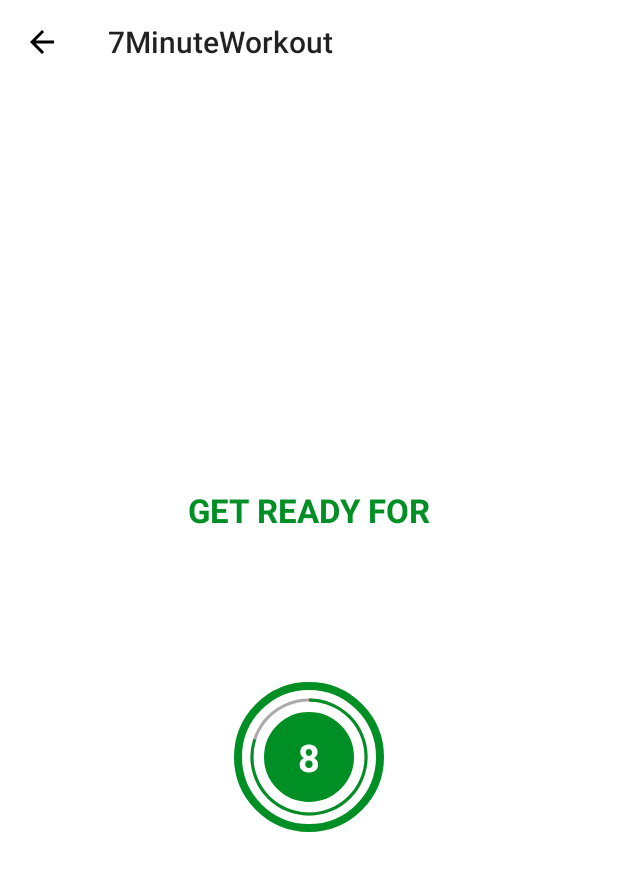
After one commit to a-valitov/SevenMinuteWorkout, an Android app: the ExerciseActivity screen opened directly, with no data from a screen before it, on a phone screen of 412 x 824 dp. The commit adds this screen. Shown: the top 871 px of the screen. Run offline under Robolectric (Android 15) with nearby library versions, the phone set to English and light mode, and no system bars.

Commit message:
Exercise activity + starting countdown realized

```diff
--- a/app/src/main/AndroidManifest.xml
+++ b/app/src/main/AndroidManifest.xml
@@ -9,10 +9,14 @@
         android:roundIcon="@mipmap/ic_launcher_round"
         android:supportsRtl="true"
         android:theme="@style/Theme.7MinuteWorkout">
-        <activity android:name=".MainActivity"
+        <activity android:name=".ExerciseActivity"
             android:screenOrientation="portrait"
             android:theme="@style/Theme.AppCompat.Light.NoActionBar"
-            >
+            ></activity>
+        <activity
+            android:name=".MainActivity"
+            android:screenOrientation="portrait"
+            android:theme="@style/Theme.AppCompat.Light.NoActionBar">
             <intent-filter>
                 <action android:name="android.intent.action.MAIN" />
 
--- /dev/null
+++ b/app/src/main/java/com/avalitov/a7minuteworkout/ExerciseActivity.kt
@@ -0,0 +1,74 @@
+package com.avalitov.a7minuteworkout
+
+import androidx.appcompat.app.AppCompatActivity
+import android.os.Bundle
+import android.os.CountDownTimer
+import android.widget.ProgressBar
+import android.widget.TextView
+import android.widget.Toast
+import android.widget.Toolbar
+
+lateinit var toolbarExerciseActivity : androidx.appcompat.widget.Toolbar
+lateinit var tvTimer : TextView
+
+class ExerciseActivity : AppCompatActivity() {
+
+    private var restTimer: CountDownTimer? = null
+    private var restProgress = 0
+
+
+    override fun onCreate(savedInstanceState: Bundle?) {
+        super.onCreate(savedInstanceState)
+        setContentView(R.layout.activity_exercise)
+
+        toolbarExerciseActivity = findViewById(R.id.toolbar_exercise_activity)
+        tvTimer = findViewById(R.id.tv_timer)
+
+        setSupportActionBar(toolbarExerciseActivity)
+        val actionbar = supportActionBar
+        actionbar?.setDisplayHomeAsUpEnabled(true)
+
+        toolbarExerciseActivity.setNavigationOnClickListener{
+            onBackPressed()
+        }
+
+        setupRestView()
+    }
+
+    override fun onDestroy() {
+        if(restTimer != null) {
+            restTimer!!.cancel()
+            restProgress = 0
+        }
+        super.onDestroy()
+    }
+
+    private fun setRestProgressBar(){
+        var progressBar : ProgressBar = findViewById(R.id.progressBar)
+        progressBar.progress = restProgress
+
+        restTimer = object: CountDownTimer(10000, 1000){
+            override fun onTick(millisUntilFinished: Long) {
+                restProgress++
+                progressBar.progress = 10 - restProgress
+                tvTimer.text = (10 - restProgress).toString()
+            }
+            override fun onFinish() {
+                Toast.makeText(
+                    this@ExerciseActivity,
+                    "Here now we will start the exercise.",
+                    Toast.LENGTH_SHORT
+                ).show()
+            }
+        }.start()
+    }
+
+    private fun setupRestView(){
+        if(restTimer != null){
+            restTimer!!.cancel()
+            restProgress = 0
+        }
+
+        setRestProgressBar()
+    }
+}
--- a/app/src/main/java/com/avalitov/a7minuteworkout/MainActivity.kt
+++ b/app/src/main/java/com/avalitov/a7minuteworkout/MainActivity.kt
@@ -1,5 +1,6 @@
 package com.avalitov.a7minuteworkout
 
+import android.content.Intent
 import androidx.appcompat.app.AppCompatActivity
 import android.os.Bundle
 import android.widget.LinearLayout
@@ -15,7 +16,9 @@
         llStart = findViewById(R.id.ll_start)
 
         llStart.setOnClickListener() {
-            Toast.makeText(this, "Here we will start the excercise", Toast.LENGTH_SHORT).show()
+            //Toast.makeText(this, "Here we will start the exercise", Toast.LENGTH_SHORT).show()
+            val intent = Intent(this, ExerciseActivity::class.java)
+            startActivity(intent)
         }
     }
 }
--- /dev/null
+++ b/app/src/main/res/drawable/circular_progress_bar.xml
@@ -0,0 +1,11 @@
+<?xml version="1.0" encoding="utf-8"?>
+<layer-list xmlns:android="http://schemas.android.com/apk/res/android">
+    <item>
+        <shape android:shape="ring"
+            android:innerRadiusRatio="2.7"
+            android:thicknessRatio="50.0"
+            android:useLevel="true" >
+            <solid android:color="@color/colorAccent"/>
+        </shape>
+    </item>
+</layer-list>
--- /dev/null
+++ b/app/src/main/res/drawable/circular_progress_gray.xml
@@ -0,0 +1,11 @@
+<?xml version="1.0" encoding="utf-8"?>
+<layer-list xmlns:android="http://schemas.android.com/apk/res/android">
+    <item>
+        <shape android:shape="ring"
+            android:innerRadiusRatio="2.7"
+            android:thicknessRatio="50.0"
+            android:useLevel="false" >
+            <solid android:color="@android:color/darker_gray"/>
+        </shape>
+    </item>
+</layer-list>
--- /dev/null
+++ b/app/src/main/res/drawable/item_circular_color_accent_background.xml
@@ -0,0 +1,8 @@
+<?xml version="1.0" encoding="utf-8"?>
+<shape xmlns:android="http://schemas.android.com/apk/res/android"
+    android:shape="oval">
+    <stroke android:width="5dp"
+        android:color="@color/colorAccent"/>
+    <solid android:color="@color/colorAccent"/>
+
+</shape>
--- /dev/null
+++ b/app/src/main/res/layout/activity_exercise.xml
@@ -0,0 +1,79 @@
+<?xml version="1.0" encoding="utf-8"?>
+<RelativeLayout xmlns:android="http://schemas.android.com/apk/res/android"
+    xmlns:tools="http://schemas.android.com/tools"
+    android:layout_width="match_parent"
+    android:layout_height="match_parent"
+    android:orientation="vertical"
+    android:background="@color/colorWhite"
+    tools:context=".ExerciseActivity"
+    >
+
+    <androidx.appcompat.widget.Toolbar
+        android:id="@+id/toolbar_exercise_activity"
+        android:layout_width="match_parent"
+        android:layout_height="?android:attr/actionBarSize"
+        android:background="@color/white"
+        android:theme="@style/ToolbarTheme" />
+
+    <LinearLayout
+        android:id="@+id/llRestView"
+        android:layout_width="match_parent"
+        android:layout_height="match_parent"
+        android:layout_below="@id/toolbar_exercise_activity"
+        android:layout_marginTop="0dp"
+        android:gravity="center"
+        android:orientation="vertical"
+        android:visibility="visible">
+
+        <TextView
+            android:layout_width="wrap_content"
+            android:layout_height="wrap_content"
+            android:text="GET READY FOR"
+            android:textColor="@color/colorAccent"
+            android:textSize="22sp"
+            android:textStyle="bold" />
+
+        <FrameLayout
+            android:layout_width="100dp"
+            android:layout_height="100dp"
+            android:layout_marginTop="100dp"
+            android:background="@drawable/item_circular_color_accent_border">
+
+            <ProgressBar
+                android:id="@+id/progressBar"
+                style="?android:attr/progressBarStyleHorizontal"
+                android:layout_width="100dp"
+                android:layout_height="100dp"
+                android:layout_gravity="center"
+                android:background="@drawable/circular_progress_gray"
+                android:indeterminate="false"
+                android:max="10"
+                android:progress="100"
+                android:progressDrawable="@drawable/circular_progress_bar"
+                android:rotation="-90" />
+
+            <LinearLayout
+                android:layout_width="60dp"
+                android:layout_height="60dp"
+                android:layout_gravity="center"
+                android:background="@drawable/item_circular_color_accent_background"
+                android:gravity="center">
+
+                <TextView
+                    android:id="@+id/tv_timer"
+                    android:layout_width="wrap_content"
+                    android:layout_height="wrap_content"
+                    android:text="10"
+                    android:textColor="@color/colorWhite"
+                    android:textSize="25sp"
+                    android:textStyle="bold" />
+
+            </LinearLayout>
+
+
+        </FrameLayout>
+
+
+    </LinearLayout>
+
+</RelativeLayout>
--- a/app/src/main/res/values/colors.xml
+++ b/app/src/main/res/values/colors.xml
@@ -13,4 +13,7 @@
     <color name="colorAccent">#008F24</color>
     <color name="colorHighlighted">#C4C4C4</color>
     <color name="colorWhite">#FFFFFF</color>
+
+    <color name="toolbarColorControlNormal">#000000</color>
+    <color name="progressGray">#D4DEE7</color>
 </resources>
--- a/app/src/main/res/values/themes.xml
+++ b/app/src/main/res/values/themes.xml
@@ -13,4 +13,11 @@
         <item name="android:statusBarColor" tools:targetApi="l">?attr/colorPrimaryVariant</item>
         <!-- Customize your theme here. -->
     </style>
+
+    <style name="ToolbarTheme" parent="@style/ThemeOverlay.AppCompat.ActionBar">
+        <!-- Customize color of navigation drawer icon and back arrow -->
+        <item name="colorControlNormal">@color/toolbarColorControlNormal</item>
+    </style>
+
+
 </resources>
```
